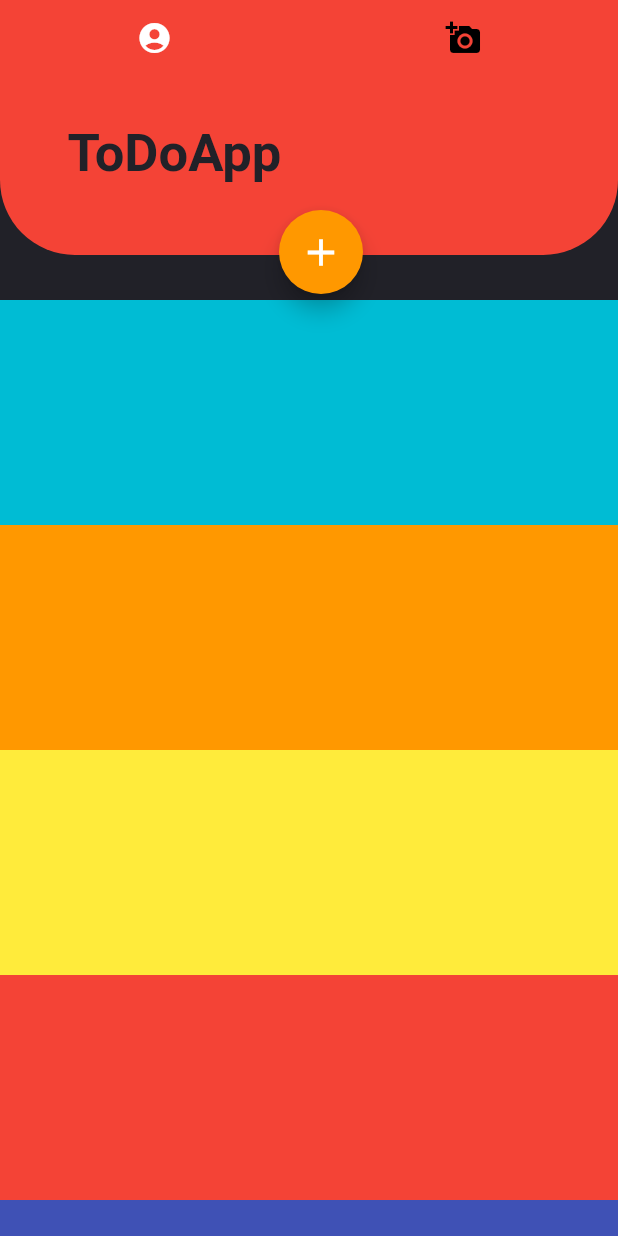
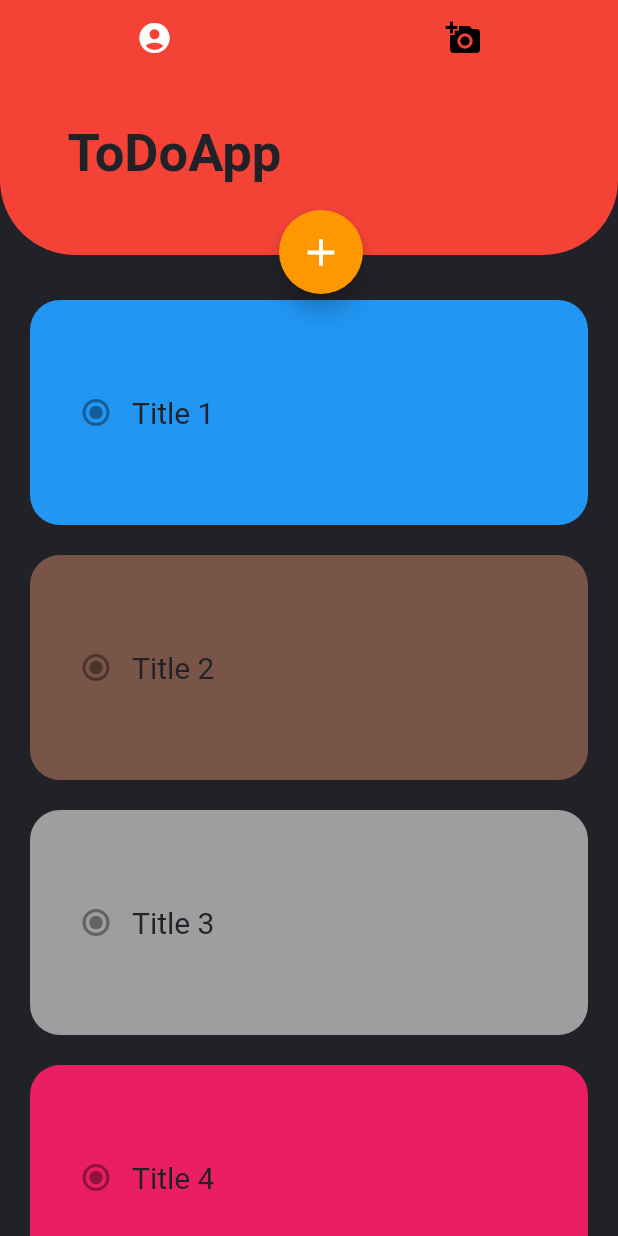
Before and after one commit to bediazu/ToDoApp, a Flutter app: the screen it shows after launch, on a phone screen of 412 x 824 dp. Run offline on Flutter 3.47's test engine with Material 2 defaults, Android fonts, the phone set to English and light mode, and no system bars; Roboto replaces fonts that are missing (Avenir).

Commit message:
Create a widget for the tasks

```diff
--- a/lib/models/global.dart
+++ b/lib/models/global.dart
@@ -3,3 +3,4 @@ import 'package:flutter/material.dart';
 Color darkGreyColor = new Color(0xFF212128);
 
 TextStyle titleTextStyle = new TextStyle(fontFamily: 'Avenir',fontSize: 35 ,fontWeight: FontWeight.bold, color: darkGreyColor);
+TextStyle titleTaskStyle = new TextStyle(fontFamily: 'Avenir',fontSize: 20, color: darkGreyColor);
--- /dev/null
+++ b/lib/models/widgets/task_widget.dart
@@ -0,0 +1,38 @@
+import 'package:flutter/material.dart';
+import 'package:simple_app_example/models/global.dart';
+
+class TaskWidget extends StatelessWidget {
+  final Color taskColor;
+  final String title;
+
+  TaskWidget({this.taskColor, this.title});
+
+  @override
+  Widget build(BuildContext context) {
+    return Container(
+      height: 150,
+      margin: EdgeInsets.only(left: 20, right: 20, bottom: 20),
+      decoration: BoxDecoration(
+        color: this.taskColor,
+        borderRadius: BorderRadius.all(Radius.circular(20.0))
+      ),
+      child: Row(
+        children: <Widget>[
+          Container(
+            margin: EdgeInsets.only(left: 20.0),
+            child: Radio(
+
+            ),
+          ),
+          Column(
+            mainAxisAlignment: MainAxisAlignment.center,
+            crossAxisAlignment: CrossAxisAlignment.center,
+            children: <Widget>[
+              Text(this.title, style: titleTaskStyle)
+            ],
+          )
+        ],
+      ),
+    );
+  }
+}
--- a/lib/ui/tasks_page.dart
+++ b/lib/ui/tasks_page.dart
@@ -1,6 +1,8 @@
 import 'package:flutter/material.dart';
 
 import '../models/global.dart';
+
+import '../models/widgets/task_widget.dart';
 
 class TasksPage extends StatefulWidget {
   @override
@@ -20,38 +22,13 @@ class _TasksPageState extends State<TasksPage> {
     );
   }
 
-  List<Widget> getList() {
+  List<TaskWidget> getList() {
     return [
-      Container(
-        height: 150,
-        color: Colors.cyan,
-        padding: EdgeInsets.only(left: 50, right: 50),
-      ),
-      Container(
-        height: 150,
-        color: Colors.orange,
-        padding: EdgeInsets.only(left: 50, right: 50),
-      ),
-      Container(
-        height: 150,
-        color: Colors.yellow,
-        padding: EdgeInsets.only(left: 50, right: 50),
-      ),
-      Container(
-        height: 150,
-        color: Colors.red,
-        padding: EdgeInsets.only(left: 50, right: 50),
-      ),
-      Container(
-        height: 150,
-        color: Colors.indigo,
-        padding: EdgeInsets.only(left: 50, right: 50),
-      ),
-      Container(
-        height: 150,
-        color: Colors.pink,
-        padding: EdgeInsets.only(left: 50, right: 50),
-      ),
+      TaskWidget(taskColor: Colors.blue, title: 'Title 1',),
+      TaskWidget(taskColor: Colors.brown, title: 'Title 2',),
+      TaskWidget(taskColor:Colors.grey, title: 'Title 3',),
+      TaskWidget(taskColor:Colors.pink, title: 'Title 4',),
+      TaskWidget(taskColor:Colors.orange, title: 'Title 5',)
     ];
   }
 }
```
